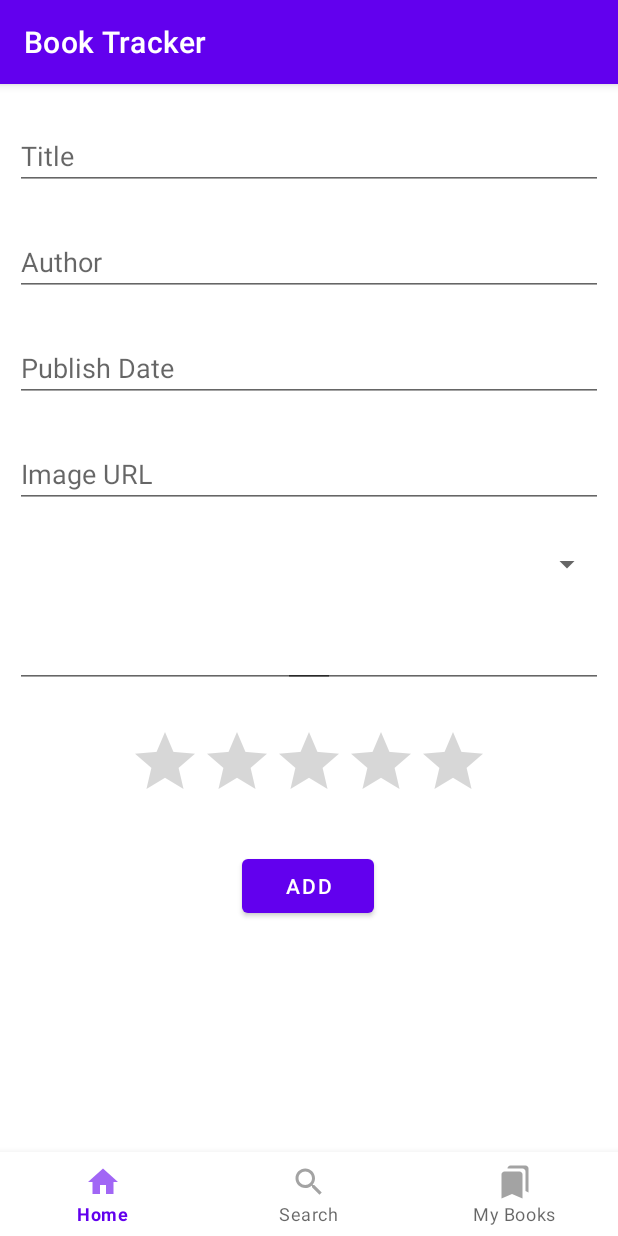
After one commit to Nerrdii/book-tracker, an Android app: the fragment EditBookFragment placed in its activity, on a phone screen of 412 x 824 dp. The commit adds this screen. Run offline under Robolectric (Android 15) with nearby library versions, the phone set to English and light mode, and no system bars; our stand-ins replace Dagger/Hilt's generated code, navigation-ui; 1 statement that could not run was skipped.

Commit message:
Add edit book fragment

```diff
--- /dev/null
+++ b/app/src/main/java/com/example/booktracker/EditBookFragment.kt
@@ -0,0 +1,25 @@
+package com.example.booktracker
+
+import android.os.Bundle
+import android.util.Log
+import androidx.fragment.app.Fragment
+import android.view.LayoutInflater
+import android.view.View
+import android.view.ViewGroup
+import dagger.hilt.android.AndroidEntryPoint
+
+@AndroidEntryPoint
+class EditBookFragment : Fragment() {
+    override fun onCreateView(
+        inflater: LayoutInflater, container: ViewGroup?,
+        savedInstanceState: Bundle?
+    ): View? {
+        // Inflate the layout for this fragment
+        return inflater.inflate(R.layout.fragment_edit_book, container, false)
+    }
+
+    override fun onViewCreated(view: View, savedInstanceState: Bundle?) {
+        super.onViewCreated(view, savedInstanceState)
+        Log.d("EditBook", requireArguments().getInt("bookId").toString())
+    }
+}
--- /dev/null
+++ b/app/src/main/res/layout/fragment_edit_book.xml
@@ -0,0 +1,116 @@
+<?xml version="1.0" encoding="utf-8"?>
+<androidx.constraintlayout.widget.ConstraintLayout xmlns:android="http://schemas.android.com/apk/res/android"
+    xmlns:tools="http://schemas.android.com/tools"
+    android:layout_width="match_parent"
+    android:layout_height="match_parent"
+    xmlns:app="http://schemas.android.com/apk/res-auto"
+    tools:context=".EditBookFragment">
+
+    <EditText
+        android:id="@+id/titleEditText"
+        android:layout_width="match_parent"
+        android:layout_height="wrap_content"
+        android:layout_marginStart="10dp"
+        android:layout_marginTop="25dp"
+        android:layout_marginEnd="10dp"
+        android:hint="Title"
+        android:inputType="text"
+        app:layout_constraintEnd_toEndOf="parent"
+        app:layout_constraintStart_toStartOf="parent"
+        app:layout_constraintTop_toTopOf="parent" />
+
+    <EditText
+        android:id="@+id/authorEditText"
+        android:layout_width="match_parent"
+        android:layout_height="wrap_content"
+        android:layout_marginStart="10dp"
+        android:layout_marginTop="25dp"
+        android:layout_marginEnd="10dp"
+        android:hint="Author"
+        android:inputType="text"
+        app:layout_constraintEnd_toEndOf="parent"
+        app:layout_constraintHorizontal_bias="0.0"
+        app:layout_constraintStart_toStartOf="parent"
+        app:layout_constraintTop_toBottomOf="@+id/titleEditText" />
+
+    <EditText
+        android:id="@+id/publishedDateEditText"
+        android:layout_width="match_parent"
+        android:layout_height="wrap_content"
+        android:layout_marginStart="10dp"
+        android:layout_marginTop="25dp"
+        android:layout_marginEnd="10dp"
+        android:hint="Publish Date"
+        android:inputType="date"
+        app:layout_constraintEnd_toEndOf="parent"
+        app:layout_constraintStart_toStartOf="parent"
+        app:layout_constraintTop_toBottomOf="@+id/authorEditText" />
+
+    <EditText
+        android:id="@+id/imageUrlEditText"
+        android:layout_width="match_parent"
+        android:layout_height="wrap_content"
+        android:layout_marginStart="10dp"
+        android:layout_marginTop="25dp"
+        android:layout_marginEnd="10dp"
+        android:hint="Image URL"
+        android:inputType="textUri"
+        app:layout_constraintEnd_toEndOf="parent"
+        app:layout_constraintStart_toStartOf="parent"
+        app:layout_constraintTop_toBottomOf="@+id/publishedDateEditText" />
+
+    <Spinner
+        android:id="@+id/readingListSpinner"
+        android:layout_width="match_parent"
+        android:layout_height="wrap_content"
+        android:layout_marginStart="10dp"
+        android:layout_marginTop="25dp"
+        android:layout_marginEnd="10dp"
+        app:layout_constraintEnd_toEndOf="parent"
+        app:layout_constraintStart_toStartOf="parent"
+        app:layout_constraintTop_toBottomOf="@+id/imageUrlEditText" />
+
+    <EditText
+        android:id="@+id/startDateEditText"
+        android:layout_width="wrap_content"
+        android:layout_height="wrap_content"
+        android:layout_marginStart="10dp"
+        android:layout_marginTop="25dp"
+        android:ems="10"
+        android:inputType="date"
+        app:layout_constraintStart_toStartOf="parent"
+        app:layout_constraintTop_toBottomOf="@+id/readingListSpinner" />
+
+    <EditText
+        android:id="@+id/finishDateEditText"
+        android:layout_width="wrap_content"
+        android:layout_height="wrap_content"
+        android:layout_marginTop="25dp"
+        android:layout_marginEnd="10dp"
+        android:ems="10"
+        android:inputType="date"
+        app:layout_constraintEnd_toEndOf="parent"
+        app:layout_constraintTop_toBottomOf="@+id/readingListSpinner" />
+
+    <RatingBar
+        android:id="@+id/ratingBar"
+        android:layout_width="wrap_content"
+        android:layout_height="wrap_content"
+        android:layout_marginTop="25dp"
+        android:stepSize="1.0"
+        app:layout_constraintEnd_toEndOf="parent"
+        app:layout_constraintStart_toStartOf="parent"
+        app:layout_constraintTop_toBottomOf="@+id/startDateEditText" />
+
+    <Button
+        android:id="@+id/addBookButton"
+        android:layout_width="wrap_content"
+        android:layout_height="wrap_content"
+        android:layout_marginTop="25dp"
+        android:text="Add"
+        app:layout_constraintEnd_toEndOf="parent"
+        app:layout_constraintHorizontal_bias="0.498"
+        app:layout_constraintStart_toStartOf="parent"
+        app:layout_constraintTop_toBottomOf="@+id/ratingBar" />
+
+</androidx.constraintlayout.widget.ConstraintLayout>
--- a/app/src/main/res/navigation/nav_graph.xml
+++ b/app/src/main/res/navigation/nav_graph.xml
@@ -57,5 +57,17 @@
         <argument
             android:name="bookId"
             app:argType="integer" />
+        <action
+            android:id="@+id/action_bookDetailFragment_to_editBookFragment"
+            app:destination="@id/editBookFragment" />
+    </fragment>
+    <fragment
+        android:id="@+id/editBookFragment"
+        android:name="com.example.booktracker.EditBookFragment"
+        android:label="fragment_edit_book"
+        tools:layout="@layout/fragment_edit_book" >
+        <argument
+            android:name="bookId"
+            app:argType="integer" />
     </fragment>
 </navigation>
```
